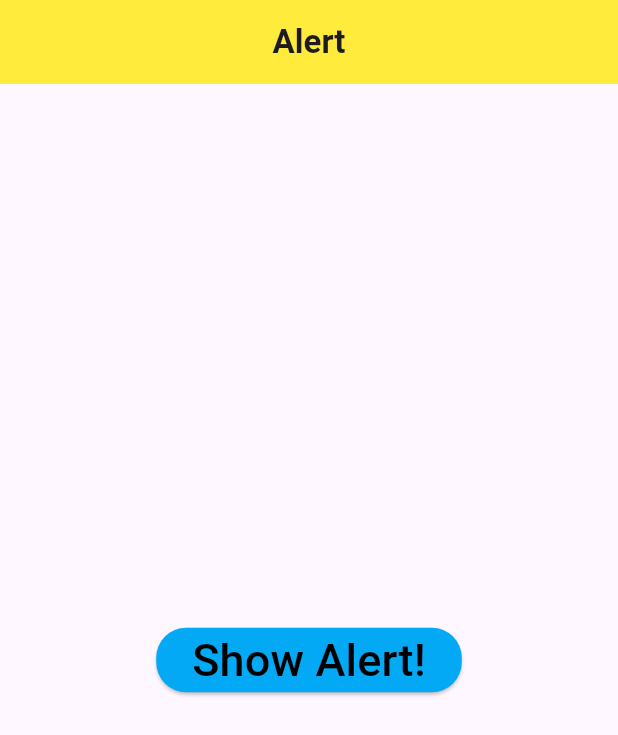
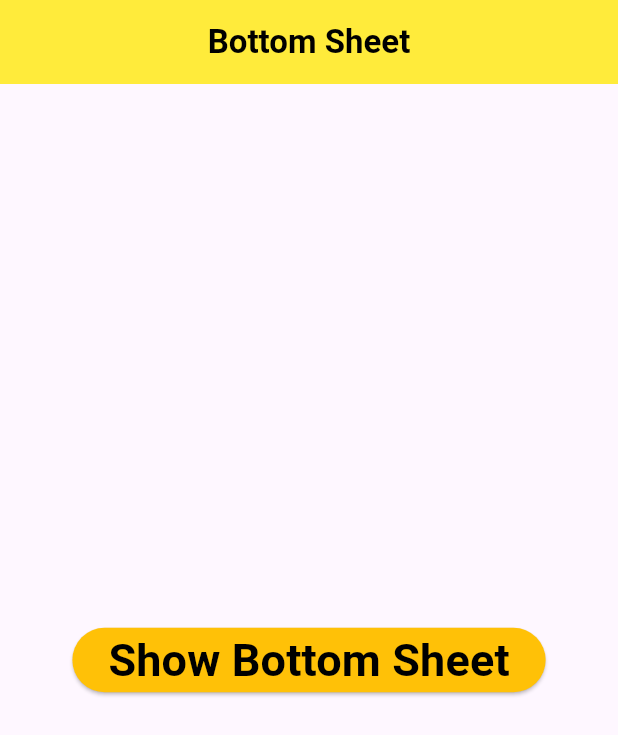
Before and after one commit to kumarbaberwal/flutter2, a Flutter app: the screen it shows after launch, on a phone screen of 412 x 824 dp. Shown: the top 735 px of the screen. Run offline on Flutter 3.47's test engine with Material 3 defaults, Android fonts, the phone set to English and light mode, and no system bars.

Commit message:
bottom sheet widget

```diff
--- a/lib/main.dart
+++ b/lib/main.dart
@@ -1,4 +1,4 @@
-import 'package:first/widgets/alert.dart';
+import 'package:first/widgets/bottomsheet.dart';
 import 'package:flutter/material.dart';
 
 void main() => runApp(const MyApp());
@@ -12,9 +12,9 @@ class MyApp extends StatelessWidget {
       debugShowCheckedModeBanner: false,
       theme: ThemeData(
         brightness: Brightness.light,
-        primaryColor: Colors.deepPurple,
+        primaryColor: Colors.yellow,
       ),
-      home: const AlertWidget(),
+      home: const BottomSheetWidget(),
     );
   }
 }
--- /dev/null
+++ b/lib/widgets/bottomsheet.dart
@@ -0,0 +1,70 @@
+import 'package:flutter/material.dart';
+
+class BottomSheetWidget extends StatelessWidget {
+  const BottomSheetWidget({super.key});
+
+  @override
+  Widget build(BuildContext context) {
+    return Scaffold(
+      appBar: AppBar(
+        centerTitle: true,
+        backgroundColor: Colors.yellow,
+        title: const Text(
+          'Bottom Sheet',
+          style: TextStyle(fontWeight: FontWeight.bold, color: Colors.black),
+        ),
+      ),
+      body: Center(
+        child: ElevatedButton(
+            style: const ButtonStyle(
+              backgroundColor: WidgetStatePropertyAll(Colors.amber),
+            ),
+            onPressed: () {
+              showModalBottomSheet(
+                isDismissible: false,
+                enableDrag: true,
+                  backgroundColor: Theme.of(context).primaryColor,
+                  shape: const RoundedRectangleBorder(
+                      borderRadius: BorderRadius.only(
+                          topLeft: Radius.circular(30),
+                          topRight: Radius.circular(30))),
+                  context: context,
+                  builder: (context) {
+                    return const Column(
+                      mainAxisSize: MainAxisSize.min,
+                      children: [
+                        ListTile(
+                          title: Text('Kumar'),
+                          subtitle: Text('CR'),
+                        ),
+                        ListTile(
+                          title: Text('Kumar'),
+                          subtitle: Text('CR'),
+                        ),
+                        ListTile(
+                          title: Text('Kumar'),
+                          subtitle: Text('CR'),
+                        ),
+                        ListTile(
+                          title: Text('Kumar'),
+                          subtitle: Text('CR'),
+                        ),
+                        ListTile(
+                          title: Text('Kumar'),
+                          subtitle: Text('CR'),
+                        ),
+                      ],
+                    );
+                  });
+            },
+            child: const Text(
+              'Show Bottom Sheet',
+              style: TextStyle(
+                  fontWeight: FontWeight.bold,
+                  fontSize: 30,
+                  color: Colors.black),
+            )),
+      ),
+    );
+  }
+}
```
